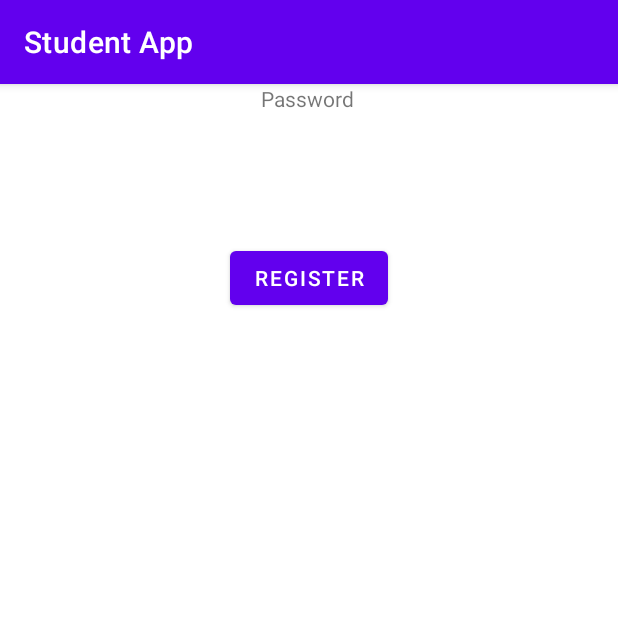
After one commit to smartprabhjot/studentapp, an Android app: the RegisterActivity screen opened directly, with no data from a screen before it, on a phone screen of 412 x 824 dp, the top half of it. The commit adds this screen. Run offline under Robolectric (Android 15) with nearby library versions, the phone set to English and light mode, and no system bars; 2 statements that could not run were skipped.

Commit message:
Adding New Activities

```diff
--- a/app/src/main/AndroidManifest.xml
+++ b/app/src/main/AndroidManifest.xml
@@ -9,6 +9,8 @@
         android:roundIcon="@mipmap/ic_launcher_round"
         android:supportsRtl="true"
         android:theme="@style/Theme.StudentApp">
+        <activity android:name=".HomeActivity"></activity>
+        <activity android:name=".RegisterActivity" />
         <activity android:name=".MainActivity">
             <intent-filter>
                 <action android:name="android.intent.action.MAIN" />
--- /dev/null
+++ b/app/src/main/java/com/example/studentapp/RegisterActivity.java
@@ -0,0 +1,38 @@
+package com.example.studentapp;
+
+import androidx.appcompat.app.AppCompatActivity;
+
+import android.content.Intent;
+import android.os.Bundle;
+import android.view.View;
+import android.widget.Button;
+import android.widget.EditText;
+
+public class RegisterActivity extends AppCompatActivity {
+    EditText name;
+    EditText password;
+    Button register;
+
+
+    @Override
+    protected void onCreate(Bundle savedInstanceState) {
+        super.onCreate(savedInstanceState);
+        setContentView(R.layout.activity_register);
+        name= (EditText) findViewById(R.id.registerName);
+        password= (EditText) findViewById(R.id.editPassword);
+        register= (Button) findViewById(R.id.registerButton);
+
+        /**
+         * Currently the register button takes you to the login screen, Implement the function to store the form information to the database.
+         * - We will add another onclick method that will take us to the Login Screen(The MainActivity).
+         */
+        register.setOnClickListener(new View.OnClickListener(){
+            public void onClick(View view){
+                Intent registerIntent = new Intent(RegisterActivity.this, MainActivity.class);
+                startActivity(registerIntent);
+            }
+        });
+
+
+    }
+}
--- /dev/null
+++ b/app/src/main/res/layout/activity_register.xml
@@ -0,0 +1,48 @@
+<?xml version="1.0" encoding="utf-8"?>
+<androidx.constraintlayout.widget.ConstraintLayout xmlns:android="http://schemas.android.com/apk/res/android"
+    xmlns:app="http://schemas.android.com/apk/res-auto"
+    xmlns:tools="http://schemas.android.com/tools"
+    android:layout_width="match_parent"
+    android:layout_height="match_parent"
+    tools:context=".RegisterActivity">
+
+    <TextView
+        android:id="@+id/registerName"
+        android:layout_width="wrap_content"
+        android:layout_height="wrap_content"
+        android:layout_marginBottom="69dp"
+        android:text="Name"
+        app:layout_constraintBottom_toTopOf="@+id/editEmailAddress"
+        app:layout_constraintEnd_toEndOf="parent"
+        app:layout_constraintStart_toStartOf="parent" />
+
+    <TextView
+        android:id="@+id/editPassword"
+        android:layout_width="wrap_content"
+        android:layout_height="wrap_content"
+        android:text="Password"
+        app:layout_constraintEnd_toEndOf="parent"
+        app:layout_constraintHorizontal_bias="0.498"
+        app:layout_constraintStart_toStartOf="parent"
+        tools:layout_editor_absoluteY="209dp" />
+
+    <TextView
+        android:id="@+id/editEmailAddress"
+        android:layout_width="wrap_content"
+        android:layout_height="wrap_content"
+        android:layout_marginBottom="70dp"
+        android:text="Email Address"
+        app:layout_constraintBottom_toTopOf="@+id/editPassword"
+        tools:layout_editor_absoluteX="177dp" />
+
+    <Button
+        android:id="@+id/registerButton"
+        android:layout_width="wrap_content"
+        android:layout_height="wrap_content"
+        android:layout_marginTop="105dp"
+        android:text="Register"
+        app:layout_constraintEnd_toEndOf="parent"
+        app:layout_constraintStart_toStartOf="parent"
+        app:layout_constraintTop_toTopOf="@+id/editPassword" />
+
+</androidx.constraintlayout.widget.ConstraintLayout>
--- a/app/src/main/res/values/colors.xml
+++ b/app/src/main/res/values/colors.xml
@@ -1,6 +1,6 @@
 <?xml version="1.0" encoding="utf-8"?>
 <resources>
-    <color name="purple_200">#FFBB86FC</color>
+    <color name="purple_200">#008000</color>
     <color name="purple_500">#FF6200EE</color>
     <color name="purple_700">#FF3700B3</color>
     <color name="teal_200">#FF03DAC5</color>
```
Also changed, not shown: app/src/main/java/com/example/studentapp/HomeActivity.java (added, +14 -0 lines), app/src/main/java/com/example/studentapp/MainActivity.java (added, +52 -0 lines), app/src/main/java/com/example/studentapp/MainActivity.kt (deleted, +0 -34 lines), app/src/main/res/layout/activity_home.xml (added, +9 -0 lines).
